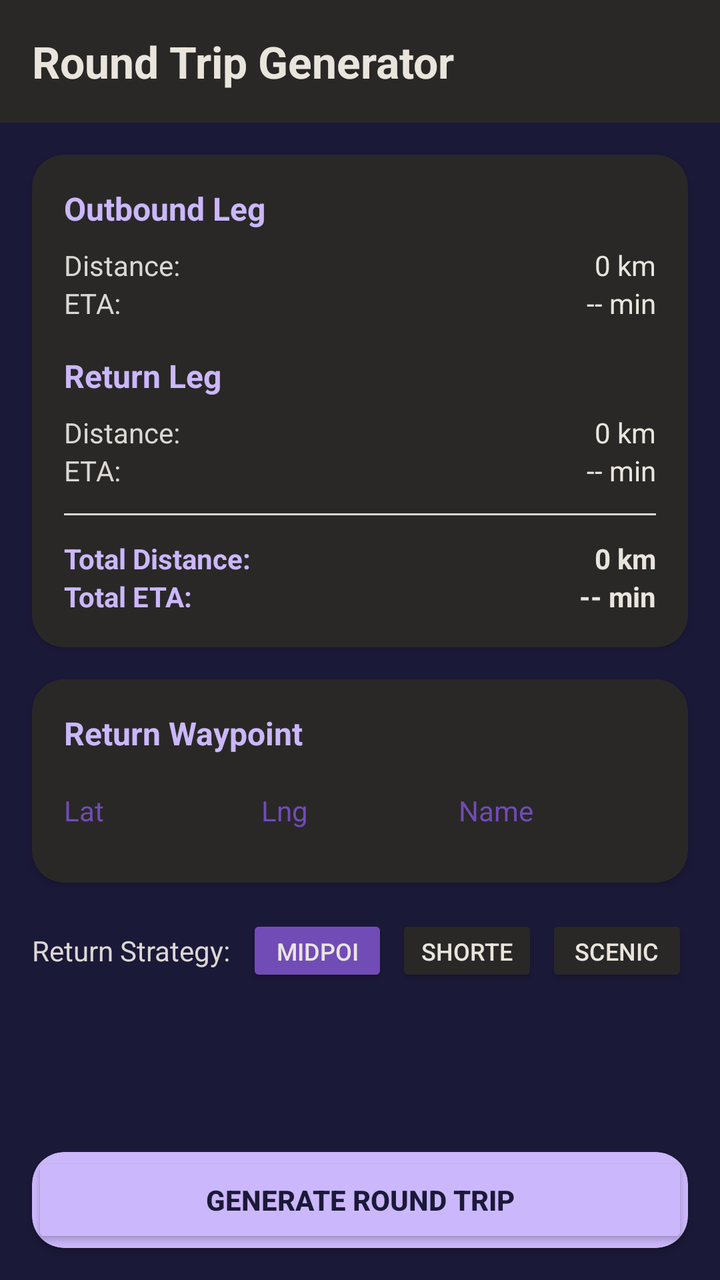
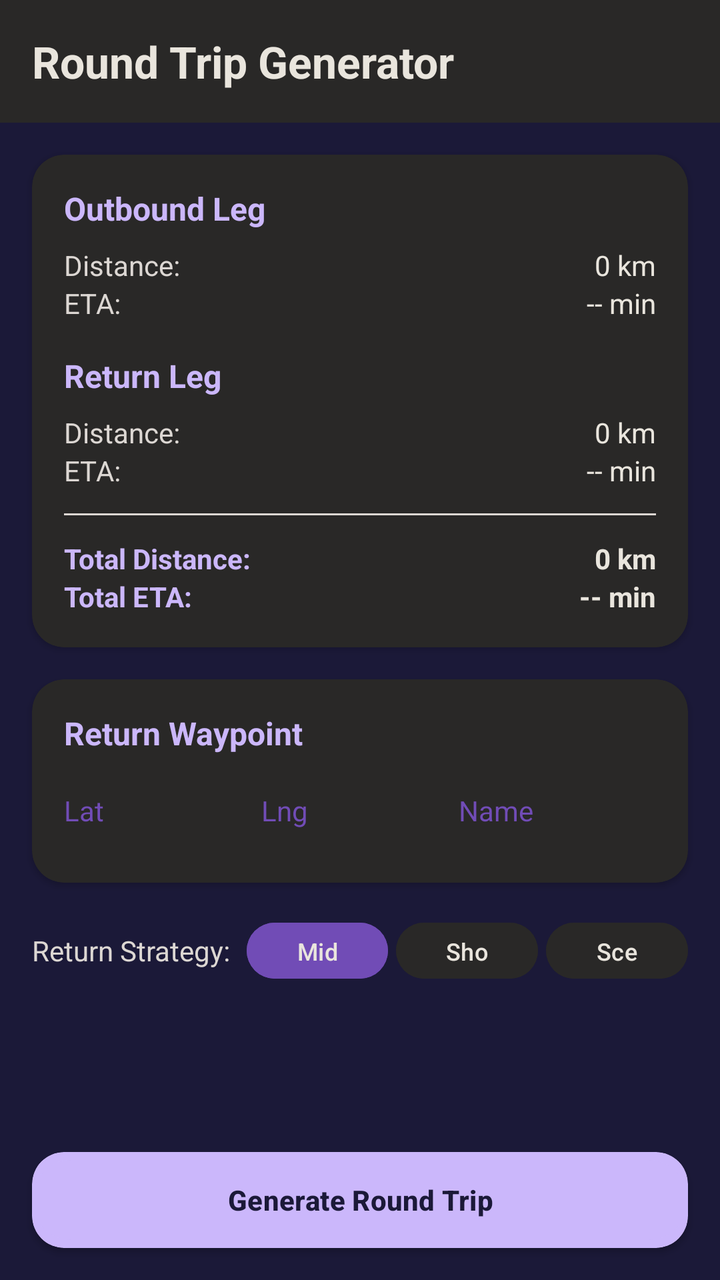

Screens rendered from an Android XML layout before and after an edit, with the pre-edit source and the edit as a unified diff.
<!-- AndroidManifest.xml: activity theme Theme.NekoGps -->
<!-- res/layout/activity_round_trip.xml -->
<?xml version="1.0" encoding="utf-8"?>
<androidx.constraintlayout.widget.ConstraintLayout xmlns:android="http://schemas.android.com/apk/res/android"
    xmlns:app="http://schemas.android.com/apk/res-auto"
    xmlns:tools="http://schemas.android.com/tools"
    android:layout_width="match_parent"
    android:layout_height="match_parent"
    android:background="#1b1938"
    tools:context=".features.routing.RoundTripActivity">

    
    <TextView
        android:id="@+id/tvTitle"
        android:layout_width="0dp"
        android:layout_height="wrap_content"
        android:text="Round Trip Generator"
        android:textColor="#e9e5dd"
        android:textSize="22sp"
        android:textStyle="bold"
        android:padding="16dp"
        android:background="#292827"
        app:layout_constraintTop_toTopOf="parent"
        app:layout_constraintStart_toStartOf="parent"
        app:layout_constraintEnd_toEndOf="parent" />

    
    <androidx.cardview.widget.CardView
        android:id="@+id/cvTripSummary"
        android:layout_width="match_parent"
        android:layout_height="wrap_content"
        android:layout_margin="16dp"
        android:layout_marginTop="8dp"
        app:cardBackgroundColor="#292827"
        app:cardCornerRadius="16dp"
        app:layout_constraintTop_toBottomOf="@id/tvTitle">

        <LinearLayout
            android:layout_width="match_parent"
            android:layout_height="wrap_content"
            android:orientation="vertical"
            android:padding="16dp">

            
            <TextView
                android:layout_width="wrap_content"
                android:layout_height="wrap_content"
                android:text="Outbound Leg"
                android:textColor="#cbb7fb"
                android:textSize="16sp"
                android:textStyle="bold" />

            <LinearLayout
                android:layout_width="match_parent"
                android:layout_height="wrap_content"
                android:orientation="horizontal"
                android:layout_marginTop="8dp">

                <TextView
                    android:layout_width="0dp"
                    android:layout_height="wrap_content"
                    android:layout_weight="1"
                    android:text="Distance:"
                    android:textColor="#dcd7d3"
                    android:textSize="14sp" />

                <TextView
                    android:id="@+id/tvOutboundDistance"
                    android:layout_width="wrap_content"
                    android:layout_height="wrap_content"
                    android:text="0 km"
                    android:textColor="#e9e5dd"
                    android:textSize="14sp" />
            </LinearLayout>

            <LinearLayout
                android:layout_width="match_parent"
                android:layout_height="wrap_content"
                android:orientation="horizontal">

                <TextView
                    android:layout_width="0dp"
                    android:layout_height="wrap_content"
                    android:layout_weight="1"
                    android:text="ETA:"
                    android:textColor="#dcd7d3"
                    android:textSize="14sp" />

                <TextView
                    android:id="@+id/tvOutboundEta"
                    android:layout_width="wrap_content"
                    android:layout_height="wrap_content"
                    android:text="-- min"
                    android:textColor="#e9e5dd"
                    android:textSize="14sp" />
            </LinearLayout>

            
            <TextView
                android:layout_width="wrap_content"
                android:layout_height="wrap_content"
                android:text="Return Leg"
                android:textColor="#cbb7fb"
                android:textSize="16sp"
                android:textStyle="bold"
                android:layout_marginTop="16dp" />

            <LinearLayout
                android:layout_width="match_parent"
                android:layout_height="wrap_content"
                android:orientation="horizontal"
                android:layout_marginTop="8dp">

                <TextView
                    android:layout_width="0dp"
                    android:layout_height="wrap_content"
                    android:layout_weight="1"
                    android:text="Distance:"
                    android:textColor="#dcd7d3"
                    android:textSize="14sp" />

                <TextView
                    android:id="@+id/tvReturnDistance"
                    android:layout_width="wrap_content"
                    android:layout_height="wrap_content"
                    android:text="0 km"
                    android:textColor="#e9e5dd"
                    android:textSize="14sp" />
            </LinearLayout>

            <LinearLayout
                android:layout_width="match_parent"
                android:layout_height="wrap_content"
                android:orientation="horizontal">

                <TextView
                    android:layout_width="0dp"
                    android:layout_height="wrap_content"
                    android:layout_weight="1"
                    android:text="ETA:"
                    android:textColor="#dcd7d3"
                    android:textSize="14sp" />

                <TextView
                    android:id="@+id/tvReturnEta"
                    android:layout_width="wrap_content"
                    android:layout_height="wrap_content"
                    android:text="-- min"
                    android:textColor="#e9e5dd"
                    android:textSize="14sp" />
            </LinearLayout>

            
            <View
                android:layout_width="match_parent"
                android:layout_height="1dp"
                android:background="#dcd7d3"
                android:layout_marginVertical="12dp" />

            <LinearLayout
                android:layout_width="match_parent"
                android:layout_height="wrap_content"
                android:orientation="horizontal">

                <TextView
                    android:layout_width="0dp"
                    android:layout_height="wrap_content"
                    android:layout_weight="1"
                    android:text="Total Distance:"
                    android:textColor="#cbb7fb"
                    android:textSize="14sp"
                    android:textStyle="bold" />

                <TextView
                    android:id="@+id/tvTotalDistance"
                    android:layout_width="wrap_content"
                    android:layout_height="wrap_content"
                    android:text="0 km"
                    android:textColor="#e9e5dd"
                    android:textSize="14sp"
                    android:textStyle="bold" />
            </LinearLayout>

            <LinearLayout
                android:layout_width="match_parent"
                android:layout_height="wrap_content"
                android:orientation="horizontal">

                <TextView
                    android:layout_width="0dp"
                    android:layout_height="wrap_content"
                    android:layout_weight="1"
                    android:text="Total ETA:"
                    android:textColor="#cbb7fb"
                    android:textSize="14sp"
                    android:textStyle="bold" />

                <TextView
                    android:id="@+id/tvTotalEta"
                    android:layout_width="wrap_content"
                    android:layout_height="wrap_content"
                    android:text="-- min"
                    android:textColor="#e9e5dd"
                    android:textSize="14sp"
                    android:textStyle="bold" />
            </LinearLayout>
        </LinearLayout>
    </androidx.cardview.widget.CardView>

    
    <androidx.cardview.widget.CardView
        android:id="@+id/cvWaypoint"
        android:layout_width="match_parent"
        android:layout_height="wrap_content"
        android:layout_margin="16dp"
        android:layout_marginTop="8dp"
        app:cardBackgroundColor="#292827"
        app:cardCornerRadius="16dp"
        app:layout_constraintTop_toBottomOf="@id/cvTripSummary">

        <LinearLayout
            android:layout_width="match_parent"
            android:layout_height="wrap_content"
            android:orientation="vertical"
            android:padding="16dp">

            <TextView
                android:layout_width="wrap_content"
                android:layout_height="wrap_content"
                android:text="Return Waypoint"
                android:textColor="#cbb7fb"
                android:textSize="16sp"
                android:textStyle="bold" />

            <LinearLayout
                android:layout_width="match_parent"
                android:layout_height="wrap_content"
                android:orientation="horizontal"
                android:layout_marginTop="8dp">

                <EditText
                    android:id="@+id/etWaypointLat"
                    android:layout_width="0dp"
                    android:layout_height="40dp"
                    android:layout_weight="1"
                    android:background="@android:color/transparent"
                    android:hint="Lat"
                    android:textColorHint="#714cb6"
                    android:textColor="#e9e5dd"
                    android:textSize="14sp"
                    android:inputType="numberDecimal" />

                <EditText
                    android:id="@+id/etWaypointLng"
                    android:layout_width="0dp"
                    android:layout_height="40dp"
                    android:layout_weight="1"
                    android:background="@android:color/transparent"
                    android:hint="Lng"
                    android:textColorHint="#714cb6"
                    android:textColor="#e9e5dd"
                    android:textSize="14sp"
                    android:inputType="numberDecimal" />

                <EditText
                    android:id="@+id/etWaypointName"
                    android:layout_width="0dp"
                    android:layout_height="40dp"
                    android:layout_weight="1"
                    android:background="@android:color/transparent"
                    android:hint="Name"
                    android:textColorHint="#714cb6"
                    android:textColor="#e9e5dd"
                    android:textSize="14sp" />
            </LinearLayout>
        </LinearLayout>
    </androidx.cardview.widget.CardView>

    
    <LinearLayout
        android:id="@+id/llStrategy"
        android:layout_width="match_parent"
        android:layout_height="wrap_content"
        android:orientation="horizontal"
        android:layout_margin="16dp"
        android:layout_marginTop="8dp"
        android:gravity="center"
        app:layout_constraintTop_toBottomOf="@id/cvWaypoint">

        <TextView
            android:layout_width="wrap_content"
            android:layout_height="wrap_content"
            android:text="Return Strategy:"
            android:textColor="#dcd7d3"
            android:textSize="14sp"
            android:layout_marginEnd="8dp" />

        <Button
            android:id="@+id/btnStrategyMidpoint"
            android:layout_width="0dp"
            android:layout_height="36dp"
            android:layout_weight="1"
            android:text="Midpoint"
            android:textSize="12sp"
            android:backgroundTint="#714cb6"
            android:textColor="#e9e5dd"
            android:layout_marginEnd="4dp" />

        <Button
            android:id="@+id/btnStrategyShorter"
            android:layout_width="0dp"
            android:layout_height="36dp"
            android:layout_weight="1"
            android:text="Shorter"
            android:textSize="12sp"
            android:backgroundTint="#292827"
            android:textColor="#e9e5dd"
            android:layout_marginEnd="4dp" />

        <Button
            android:id="@+id/btnStrategyScenic"
            android:layout_width="0dp"
            android:layout_height="36dp"
            android:layout_weight="1"
            android:text="Scenic"
            android:textSize="12sp"
            android:backgroundTint="#292827"
            android:textColor="#e9e5dd" />
    </LinearLayout>

    
    <androidx.cardview.widget.CardView
        android:id="@+id/cvGenerate"
        android:layout_width="match_parent"
        android:layout_height="wrap_content"
        android:layout_margin="16dp"
        android:layout_marginBottom="8dp"
        app:cardBackgroundColor="#cbb7fb"
        app:cardCornerRadius="16dp"
        app:layout_constraintBottom_toBottomOf="parent">

        <Button
            android:id="@+id/btnGenerateTrip"
            android:layout_width="match_parent"
            android:layout_height="48dp"
            android:text="Generate Round Trip"
            android:textColor="#1b1938"
            android:textStyle="bold"
            android:backgroundTint="#cbb7fb" />
    </androidx.cardview.widget.CardView>

</androidx.constraintlayout.widget.ConstraintLayout>
<!-- resources referenced by this layout -->
<resources>
  <style name="Theme.NekoGps" parent="Theme.Material3.DayNight.NoActionBar">
          <item name="colorPrimary">@color/lavender_glow</item>
          <item name="colorPrimaryVariant">@color/mysteria_purple</item>
          <item name="colorOnPrimary">@color/mysteria_purple</item>
          <item name="colorSecondary">@color/amethyst_link</item>
          <item name="colorOnSecondary">@color/pure_white</item>
          <item name="android:colorBackground">@color/mysteria_purple</item>
          <item name="colorSurface">@color/charcoal_ink</item>
          <item name="colorOnSurface">@color/warm_cream</item>
          <item name="android:statusBarColor">@color/mysteria_purple</item>
          <item name="android:navigationBarColor">@color/mysteria_purple</item>
          <item name="android:windowLightStatusBar">false</item>
          <item name="materialAlertDialogTheme">@style/Theme.NekoGps.Dialog</item>
      </style>
  <color name="lavender_glow">#cbb7fb</color>
  <color name="mysteria_purple">#1b1938</color>
  <color name="amethyst_link">#714cb6</color>
  <color name="pure_white">#ffffff</color>
  <color name="charcoal_ink">#292827</color>
  <color name="warm_cream">#e9e5dd</color>
  <style name="Theme.NekoGps.Dialog" parent="ThemeOverlay.Material3.MaterialAlertDialog">
          <item name="colorPrimary">@color/lavender_glow</item>
          <item name="colorSurface">@color/charcoal_ink</item>
          <item name="colorOnSurface">@color/warm_cream</item>
      </style>
</resources>

<!-- the commit's change to res/layout/activity_round_trip.xml (unified diff, before → after) -->
@@ -293,7 +293,7 @@
             android:textSize="14sp"
             android:layout_marginEnd="8dp" />
 
-        <Button
+        <com.google.android.material.button.MaterialButton
             android:id="@+id/btnStrategyMidpoint"
             android:layout_width="0dp"
             android:layout_height="36dp"
@@ -304,7 +304,7 @@
             android:textColor="#e9e5dd"
             android:layout_marginEnd="4dp" />
 
-        <Button
+        <com.google.android.material.button.MaterialButton
             android:id="@+id/btnStrategyShorter"
             android:layout_width="0dp"
             android:layout_height="36dp"
@@ -315,7 +315,7 @@
             android:textColor="#e9e5dd"
             android:layout_marginEnd="4dp" />
 
-        <Button
+        <com.google.android.material.button.MaterialButton
             android:id="@+id/btnStrategyScenic"
             android:layout_width="0dp"
             android:layout_height="36dp"
@@ -337,7 +337,7 @@
         app:cardCornerRadius="16dp"
         app:layout_constraintBottom_toBottomOf="parent">
 
-        <Button
+        <com.google.android.material.button.MaterialButton
             android:id="@+id/btnGenerateTrip"
             android:layout_width="match_parent"
             android:layout_height="48dp"
